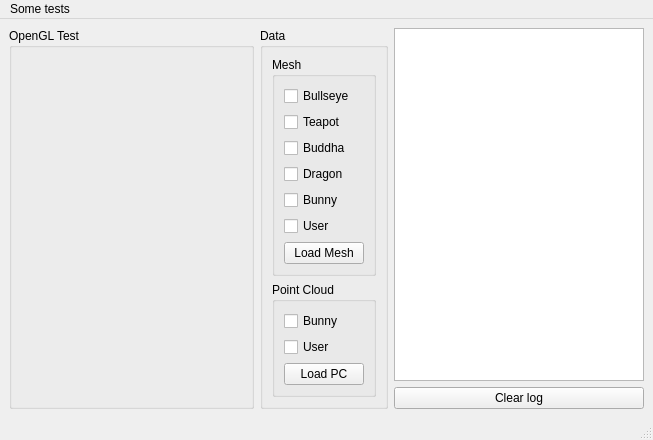
Before: the Qt Designer form mainwindow.ui in Nicola17/OpenGL-Sandbox, drawn with Qt 5.
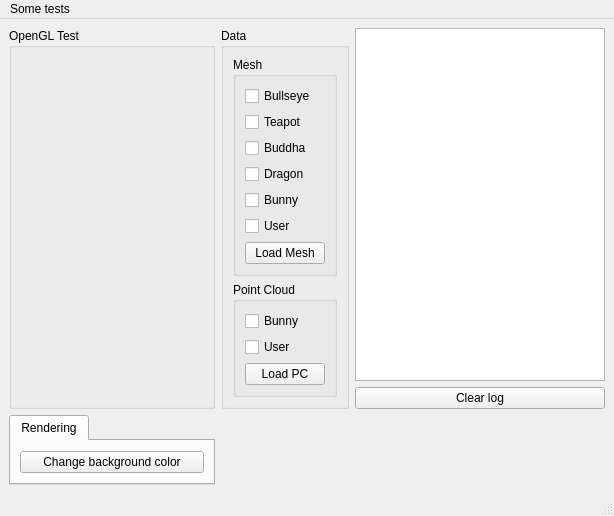
After: the same form once the commit is applied.

Commit message: Adds the possibility to change the background color

What changed in the file:
```diff
--- a/mainwindow.ui
+++ b/mainwindow.ui
@@ -6,8 +6,8 @@
    <rect>
     <x>0</x>
     <y>0</y>
-    <width>653</width>
-    <height>407</height>
+    <width>614</width>
+    <height>478</height>
    </rect>
   </property>
   <property name="windowTitle">
@@ -164,6 +164,35 @@
       </item>
      </layout>
     </item>
+    <item row="3" column="0">
+     <layout class="QHBoxLayout" name="horizontalLayout">
+      <item alignment="Qt::AlignVCenter">
+       <widget class="QTabWidget" name="_optionsWdg">
+        <property name="currentIndex">
+         <number>0</number>
+        </property>
+        <widget class="QWidget" name="Rendering">
+         <attribute name="title">
+          <string>Rendering</string>
+         </attribute>
+         <layout class="QGridLayout" name="gridLayout_7">
+          <item row="0" column="0">
+           <layout class="QGridLayout" name="gridLayout_6">
+            <item row="0" column="0">
+             <widget class="QPushButton" name="_bgColorBtn">
+              <property name="text">
+               <string>Change background color</string>
+              </property>
+             </widget>
+            </item>
+           </layout>
+          </item>
+         </layout>
+        </widget>
+       </widget>
+      </item>
+     </layout>
+    </item>
    </layout>
   </widget>
   <widget class="QMenuBar" name="menubar">
@@ -171,7 +200,7 @@
     <rect>
      <x>0</x>
      <y>0</y>
-     <width>653</width>
+     <width>614</width>
      <height>21</height>
     </rect>
    </property>
```
The commit also changes 4 other files.
